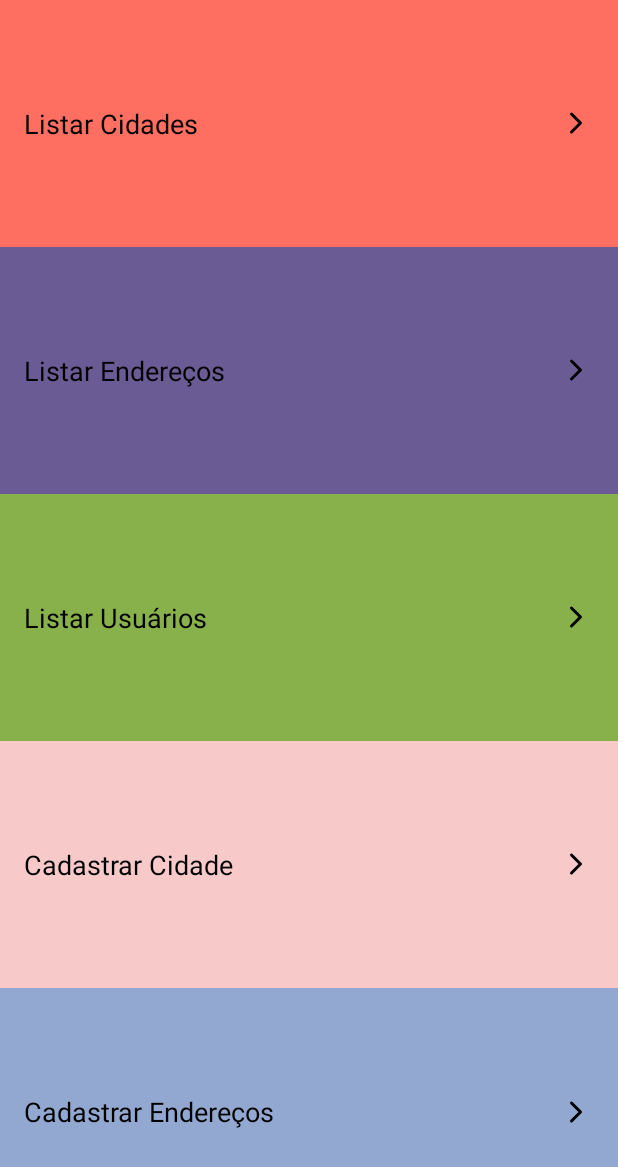
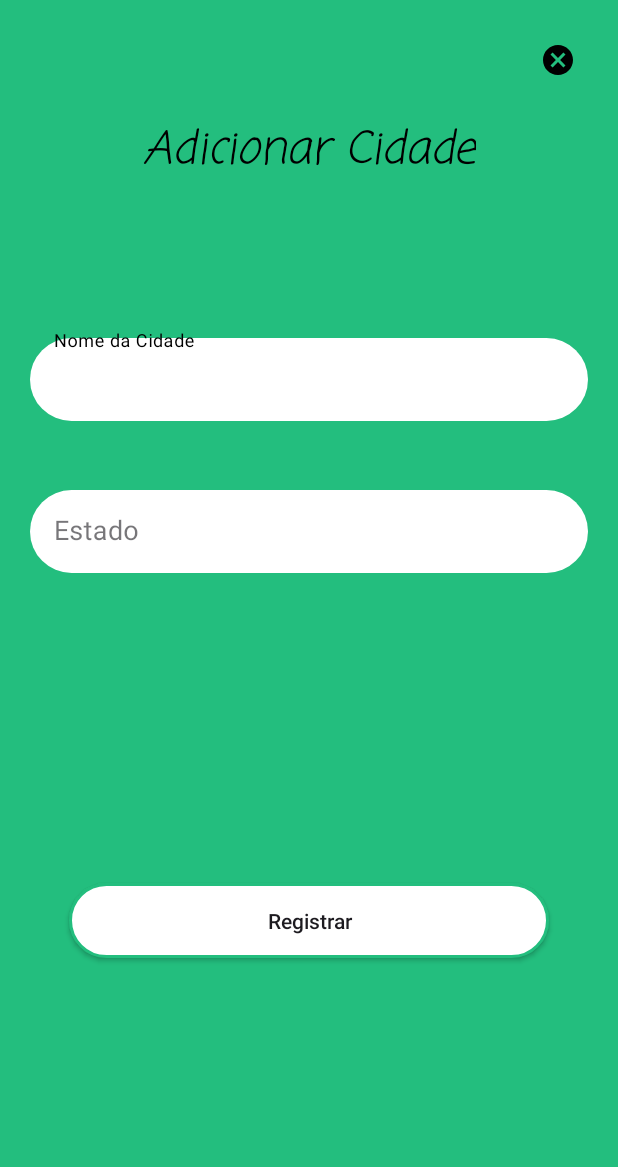
Before and after one commit to PedroWC/GeoManage, an Android app: the OpcoesActivity screen opened directly, with no data from a screen before it, after a tap on "Cadastrar Cidade", on a phone screen of 412 x 824 dp. Shown: the top 1167 px of the screen. Run offline under Robolectric (Android 15) with nearby library versions, the phone set to English and light mode, and no system bars; our stand-ins replace Room's generated code.

Commit message:
feat: add cidade

```diff
--- a/app/src/main/AndroidManifest.xml
+++ b/app/src/main/AndroidManifest.xml
@@ -1,6 +1,6 @@
 <?xml version="1.0" encoding="utf-8"?>
 <manifest xmlns:android="http://schemas.android.com/apk/res/android"
-    xmlns:tools="http://schemas.android.com/tools" >
+    xmlns:tools="http://schemas.android.com/tools">
 
     <application
         android:allowBackup="true"
@@ -11,7 +11,10 @@
         android:roundIcon="@mipmap/ic_launcher_round"
         android:supportsRtl="true"
         android:theme="@style/Theme.GeoManage"
-        tools:targetApi="31" >
+        tools:targetApi="31">
+        <activity
+            android:name=".activities.cidade.AdicionarCidadeActivity"
+            android:exported="false" />
         <activity
             android:name=".activities.endereco.ListarEnderecoActivity"
             android:exported="false" />
@@ -27,7 +30,7 @@
             android:theme="@style/Theme.GeoManage" />
         <activity
             android:name=".activities.usuario.LoginUsuarioActivity"
-            android:exported="true" >
+            android:exported="true">
             <intent-filter>
                 <action android:name="android.intent.action.MAIN" />
 
--- a/app/src/main/java/com/geomanage/activities/OpcoesActivity.java
+++ b/app/src/main/java/com/geomanage/activities/OpcoesActivity.java
@@ -7,7 +7,8 @@ import android.widget.TextView;
 import androidx.appcompat.app.AppCompatActivity;
 
 import com.geomanage.R;
- import com.geomanage.activities.cidade.ListarCidadeActivity;
+import com.geomanage.activities.cidade.AdicionarCidadeActivity;
+import com.geomanage.activities.cidade.ListarCidadeActivity;
 import com.geomanage.activities.endereco.ListarEnderecoActivity;
 import com.geomanage.activities.usuario.ListarUsuarioActivity;
 
@@ -40,7 +41,8 @@ public class OpcoesActivity extends AppCompatActivity {
         });
 
         btnCadastrarCidade.setOnClickListener(v -> {
-            //TODO: Adicione a intenção para cadastrar cidade aqui
+            Intent intent = new Intent(OpcoesActivity.this, AdicionarCidadeActivity.class);
+            startActivity(intent);
         });
 
         btnCadastrarEnderecos.setOnClickListener(v -> {
--- /dev/null
+++ b/app/src/main/java/com/geomanage/activities/cidade/AdicionarCidadeActivity.java
@@ -0,0 +1,29 @@
+package com.geomanage.activities.cidade;
+
+import androidx.appcompat.app.AppCompatActivity;
+import androidx.fragment.app.FragmentManager;
+
+import android.os.Bundle;
+
+import com.geomanage.R;
+import com.geomanage.fragments.AdicionarCidadeFragment;
+
+public class AdicionarCidadeActivity extends AppCompatActivity {
+
+    @Override
+    protected void onCreate(Bundle savedInstanceState) {
+        super.onCreate(savedInstanceState);
+        setContentView(R.layout.activity_adicionar_cidade);
+
+        if (savedInstanceState == null){
+            FragmentManager fragmentManager = getSupportFragmentManager();
+            AdicionarCidadeFragment fragment = new AdicionarCidadeFragment();
+            Bundle args = new Bundle();
+            args.putString("TYPE", "CIDADE");
+            fragment.setArguments(args);
+            fragmentManager.beginTransaction()
+                    .replace(R.id.fragment_container_adicionar, fragment)
+                    .commit();
+        }
+    }
+}
--- a/app/src/main/java/com/geomanage/fragments/AdicionarCidadeFragment.java
+++ b/app/src/main/java/com/geomanage/fragments/AdicionarCidadeFragment.java
@@ -18,17 +18,28 @@ import androidx.navigation.Navigation;
 import com.geomanage.R;
 import com.geomanage.database.AppDatabase;
 import com.geomanage.entities.Cidade;
+import com.geomanage.utils.DataType;
 
 public class AdicionarCidadeFragment extends Fragment {
 
     private EditText nomeEditText;
     private EditText estadoEditText;
+    private int cidadeId;
+
+    @Override
+    public void onCreate(@Nullable Bundle savedInstanceState) {
+        super.onCreate(savedInstanceState);
+        if (getArguments() != null) {
+            this.cidadeId = getArguments().getInt("id");
+        }
+    }
 
     @Nullable
     @Override
     public View onCreateView(@NonNull LayoutInflater inflater, @Nullable ViewGroup container,
                              @Nullable Bundle savedInstanceState) {
         View view = inflater.inflate(R.layout.fragment_adicionar_cidade, container, false);
+        AppDatabase db = AppDatabase.getDatabase(getContext());
 
         nomeEditText = view.findViewById(R.id.nomeCidadeEditText);
         estadoEditText = view.findViewById(R.id.estadoEditText);
--- /dev/null
+++ b/app/src/main/res/layout/activity_adicionar_cidade.xml
@@ -0,0 +1,10 @@
+<?xml version="1.0" encoding="utf-8"?>
+<androidx.constraintlayout.widget.ConstraintLayout xmlns:android="http://schemas.android.com/apk/res/android"
+    xmlns:app="http://schemas.android.com/apk/res-auto"
+    xmlns:tools="http://schemas.android.com/tools"
+    android:layout_width="match_parent"
+    android:layout_height="match_parent"
+    android:id="@+id/fragment_container_adicionar"
+    tools:context=".activities.cidade.AdicionarCidadeActivity">
+
+</androidx.constraintlayout.widget.ConstraintLayout>
```
